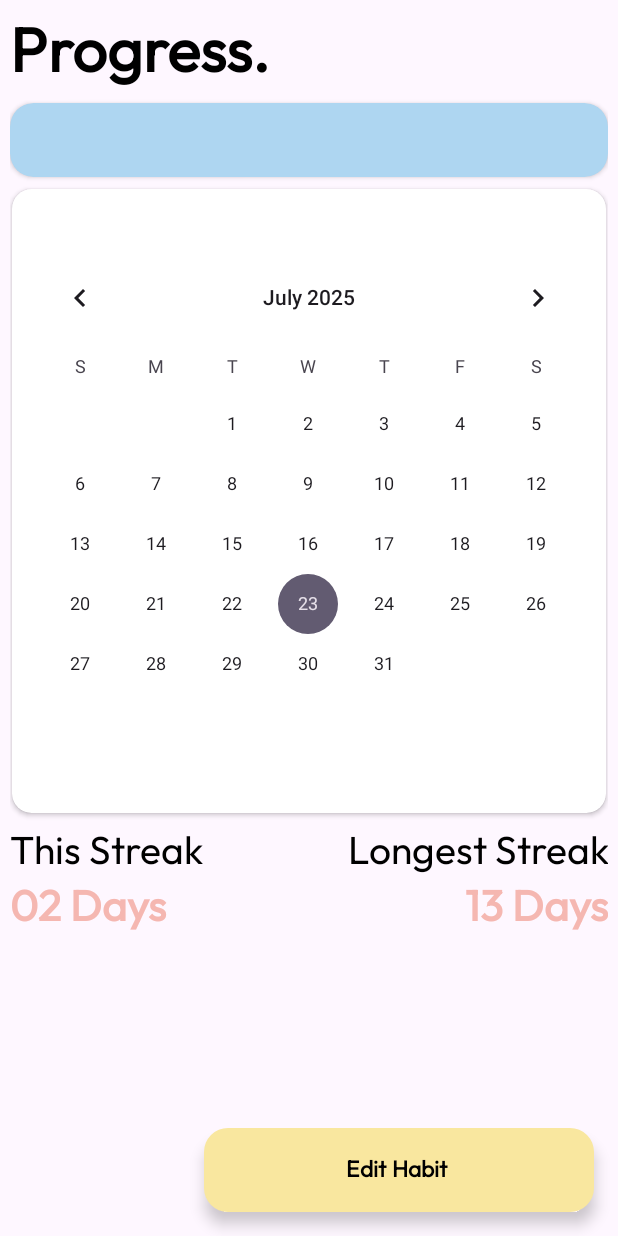
After one commit to thepiyushapkaje/Habitly, an Android app: the HabitProgressActivity screen opened directly, with no data from a screen before it, on a phone screen of 412 x 824 dp. The commit adds this screen. Run offline under Robolectric (Android 15) with nearby library versions, the phone set to English and light mode, and no system bars; our stand-ins replace sdp/ssp sizes.

Commit message:
Added the calendar page to view habit progress.

```diff
--- a/app/src/main/AndroidManifest.xml
+++ b/app/src/main/AndroidManifest.xml
@@ -11,7 +11,9 @@
         android:roundIcon="@mipmap/app_icon_round"
         android:supportsRtl="true"
         android:theme="@style/Theme.Habitly">
-
+        <activity
+            android:name=".ui.HabitProgressActivity"
+            android:exported="false" />
         <activity
             android:name=".ui.OnboardingActivity"
             android:exported="true">
--- a/app/src/main/java/com/nextbigthing/habitly/adapter/TodoAdapter.kt
+++ b/app/src/main/java/com/nextbigthing/habitly/adapter/TodoAdapter.kt
@@ -1,5 +1,6 @@
 package com.nextbigthing.habitly.adapter
 
+import android.content.Intent
 import android.view.LayoutInflater
 import android.view.View
 import android.view.ViewGroup
@@ -8,6 +9,7 @@ import android.widget.TextView
 import androidx.recyclerview.widget.RecyclerView
 import com.nextbigthing.habitly.R
 import com.nextbigthing.habitly.room.Habit
+import com.nextbigthing.habitly.ui.HabitProgressActivity
 import javax.security.auth.callback.Callback
 
 class TodoAdapter(private var todoList: List<Habit>, private val callback: (Habit) -> Unit) :
@@ -25,7 +27,13 @@ class TodoAdapter(private var todoList: List<Habit>, private val callback: (Habi
     }
 
     override fun onBindViewHolder(holder: CalendarViewHolder, position: Int) {
+        val context = holder.itemView.context
         holder.todoTitleTextView.text = todoList[position].firstName
+        holder.todoTitleTextView.setOnClickListener {
+            context.startActivity(Intent(context, HabitProgressActivity::class.java).apply {
+                putExtra("title", todoList[position].firstName)
+            })
+        }
         holder.imageView.setOnClickListener {
             callback(todoList[position])
         }
--- /dev/null
+++ b/app/src/main/java/com/nextbigthing/habitly/ui/HabitProgressActivity.kt
@@ -0,0 +1,28 @@
+package com.nextbigthing.habitly.ui
+
+import android.os.Bundle
+import androidx.activity.enableEdgeToEdge
+import androidx.appcompat.app.AppCompatActivity
+import androidx.core.view.ViewCompat
+import androidx.core.view.WindowInsetsCompat
+import com.nextbigthing.habitly.R
+import com.nextbigthing.habitly.databinding.ActivityHabitProgressBinding
+
+class HabitProgressActivity : AppCompatActivity() {
+
+    private lateinit var binding: ActivityHabitProgressBinding
+
+    override fun onCreate(savedInstanceState: Bundle?) {
+        super.onCreate(savedInstanceState)
+        enableEdgeToEdge()
+        binding = ActivityHabitProgressBinding.inflate(layoutInflater)
+        setContentView(binding.root)
+        ViewCompat.setOnApplyWindowInsetsListener(findViewById(R.id.main)) { v, insets ->
+            val systemBars = insets.getInsets(WindowInsetsCompat.Type.systemBars())
+            v.setPadding(systemBars.left, systemBars.top, systemBars.right, systemBars.bottom)
+            insets
+        }
+
+        binding.todoTitleTextView.text = intent.getStringExtra("title")
+    }
+}
--- /dev/null
+++ b/app/src/main/res/layout/activity_habit_progress.xml
@@ -0,0 +1,142 @@
+<?xml version="1.0" encoding="utf-8"?>
+<androidx.constraintlayout.widget.ConstraintLayout xmlns:android="http://schemas.android.com/apk/res/android"
+    xmlns:app="http://schemas.android.com/apk/res-auto"
+    xmlns:tools="http://schemas.android.com/tools"
+    android:id="@+id/main"
+    android:layout_width="match_parent"
+    android:layout_height="match_parent"
+    tools:context=".ui.HabitProgressActivity">
+
+    <com.google.android.material.floatingactionbutton.ExtendedFloatingActionButton
+        android:id="@+id/fabAddHabit2"
+        android:layout_width="@dimen/_200sdp"
+        android:layout_height="wrap_content"
+        android:layout_gravity="bottom|end"
+        android:layout_margin="16dp"
+        android:text="Edit Habit"
+        android:textColor="@color/black"
+        android:textSize="@dimen/_12sdp"
+        android:textStyle="bold"
+        app:backgroundTint="@color/yellow"
+        app:layout_constraintBottom_toBottomOf="parent"
+        app:layout_constraintEnd_toEndOf="parent" />
+
+    <LinearLayout
+        android:id="@+id/linearLayout"
+        android:layout_width="0dp"
+        android:layout_height="0dp"
+        android:layout_margin="@dimen/_5sdp"
+        android:orientation="vertical"
+        app:layout_constraintBottom_toBottomOf="parent"
+        app:layout_constraintEnd_toEndOf="parent"
+        app:layout_constraintStart_toStartOf="parent"
+        app:layout_constraintTop_toTopOf="parent">
+
+        <TextView
+            android:layout_width="match_parent"
+            android:layout_height="wrap_content"
+            android:text="Progress."
+            android:textSize="@dimen/_32sdp"
+            android:textStyle="bold" />
+
+        <androidx.cardview.widget.CardView
+            android:id="@+id/cardView"
+            android:layout_width="match_parent"
+            android:layout_height="@dimen/_38sdp"
+            android:backgroundTint="@color/powder_blue"
+            android:layout_marginVertical="@dimen/_5sdp"
+            app:cardCornerRadius="@dimen/_12sdp"
+            app:layout_constraintBottom_toBottomOf="parent"
+            app:layout_constraintEnd_toEndOf="parent"
+            app:layout_constraintStart_toStartOf="parent"
+            app:layout_constraintTop_toTopOf="parent">
+
+            <TextView
+                android:id="@+id/todoTitleTextView"
+                android:layout_width="376dp"
+                android:layout_height="wrap_content"
+                android:layout_gravity="center"
+                android:layout_weight="2"
+                android:text="Drink Water"
+                android:textAlignment="center"
+                android:textSize="@dimen/_16sdp" />
+
+        </androidx.cardview.widget.CardView>
+
+        <androidx.cardview.widget.CardView
+            android:layout_width="match_parent"
+            android:layout_height="@dimen/_320sdp"
+            android:layout_margin="@dimen/_1sdp"
+            app:cardCornerRadius="@dimen/_10sdp">
+
+            <LinearLayout
+                android:layout_width="match_parent"
+                android:layout_height="match_parent"
+                android:gravity="center"
+                android:orientation="vertical">
+
+                <CalendarView
+                    android:id="@+id/calendarView"
+                    android:layout_width="match_parent"
+                    android:layout_height="wrap_content"/>
+            </LinearLayout>
+        </androidx.cardview.widget.CardView>
+
+        <LinearLayout
+            android:layout_width="match_parent"
+            android:layout_height="wrap_content"
+            android:layout_marginTop="@dimen/_5sdp"
+            android:orientation="horizontal">
+
+            <LinearLayout
+                android:layout_width="match_parent"
+                android:layout_height="match_parent"
+                android:layout_weight="1"
+                android:orientation="vertical">
+
+                <TextView
+                    android:id="@+id/textView"
+                    android:layout_width="match_parent"
+                    android:layout_height="wrap_content"
+                    android:textSize="@dimen/_20sdp"
+                    android:text="This Streak" />
+
+                <TextView
+                    android:id="@+id/textView8"
+                    android:layout_width="match_parent"
+                    android:layout_height="wrap_content"
+                    android:textSize="@dimen/_22sdp"
+                    android:textColor="@color/powder_red"
+                    android:textFontWeight="1000"
+                    android:text="02 Days" />
+            </LinearLayout>
+
+            <LinearLayout
+                android:layout_width="match_parent"
+                android:layout_height="match_parent"
+                android:layout_weight="1"
+                android:orientation="vertical">
+
+                <TextView
+                    android:id="@+id/textView9"
+                    android:layout_width="match_parent"
+                    android:layout_height="wrap_content"
+                    android:textSize="@dimen/_20sdp"
+                    android:textAlignment="textEnd"
+                    android:text="Longest Streak" />
+
+                <TextView
+                    android:id="@+id/textView10"
+                    android:layout_width="match_parent"
+                    android:layout_height="wrap_content"
+                    android:textSize="@dimen/_22sdp"
+                    android:textColor="@color/powder_red"
+                    android:textFontWeight="1000"
+                    android:textAlignment="textEnd"
+                    android:text="13 Days" />
+            </LinearLayout>
+        </LinearLayout>
+
+
+    </LinearLayout>
+</androidx.constraintlayout.widget.ConstraintLayout>
--- a/app/src/main/res/values/themes.xml
+++ b/app/src/main/res/values/themes.xml
@@ -10,4 +10,5 @@
     <style name="Theme.Habitly" parent="Base.Theme.Habitly">
         <item name="fontFamily">@font/outfit</item>
     </style>
+
 </resources>
```
